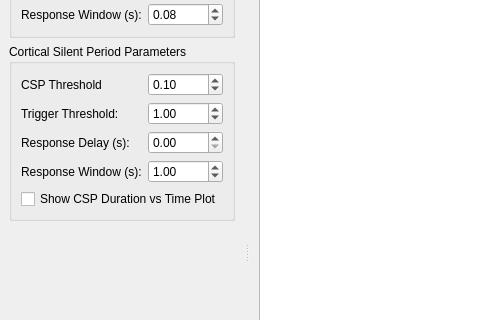
Above: Resources/EMGViewerGUI.ui from chrismullins/MEPViewer before the change; both pictures show x 0 to 480 and y 204 to 524 of the 1062 by 897 pixel window. Below: the same form after it.
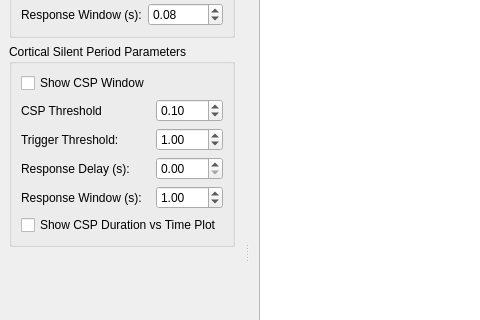
That is the form after the change. Custom widgets are drawn as their Qt base class.

Commit message:
Take the delay into account when calculating the window.
Also allow displaying the window.

What changed in the file:
```diff
--- a/Resources/EMGViewerGUI.ui
+++ b/Resources/EMGViewerGUI.ui
@@ -200,7 +200,14 @@
         <string>Cortical Silent Period Parameters</string>
        </property>
        <layout class="QGridLayout" name="gridLayout_4">
-        <item row="0" column="1">
+        <item row="5" column="0" colspan="2">
+         <widget class="QCheckBox" name="csp_duration_vs_time_checkbox">
+          <property name="text">
+           <string>Show CSP Duration vs Time Plot</string>
+          </property>
+         </widget>
+        </item>
+        <item row="1" column="1">
          <widget class="QDoubleSpinBox" name="csp_csp_threshold_spinbox">
           <property name="singleStep">
            <double>0.010000000000000</double>
@@ -210,31 +217,31 @@
           </property>
          </widget>
         </item>
-        <item row="0" column="0">
+        <item row="3" column="1">
+         <widget class="QDoubleSpinBox" name="csp_response_delay_spinbox">
+          <property name="singleStep">
+           <double>0.100000000000000</double>
+          </property>
+         </widget>
+        </item>
+        <item row="2" column="1">
+         <widget class="QDoubleSpinBox" name="csp_trigger_threshold_spinbox">
+          <property name="singleStep">
+           <double>0.100000000000000</double>
+          </property>
+          <property name="value">
+           <double>1.000000000000000</double>
+          </property>
+         </widget>
+        </item>
+        <item row="1" column="0">
          <widget class="QLabel" name="label_14">
           <property name="text">
            <string>CSP Threshold</string>
           </property>
          </widget>
         </item>
-        <item row="1" column="1">
-         <widget class="QDoubleSpinBox" name="csp_trigger_threshold_spinbox">
-          <property name="singleStep">
-           <double>0.100000000000000</double>
-          </property>
-          <property name="value">
-           <double>1.000000000000000</double>
-          </property>
-         </widget>
-        </item>
-        <item row="2" column="1">
-         <widget class="QDoubleSpinBox" name="csp_response_delay_spinbox">
-          <property name="singleStep">
-           <double>0.100000000000000</double>
-          </property>
-         </widget>
-        </item>
-        <item row="3" column="1">
+        <item row="4" column="1">
          <widget class="QDoubleSpinBox" name="csp_response_window_spinbox">
           <property name="singleStep">
            <double>0.100000000000000</double>
@@ -244,31 +251,31 @@
           </property>
          </widget>
         </item>
-        <item row="1" column="0">
-         <widget class="QLabel" name="label_12">
-          <property name="text">
-           <string>Trigger Threshold:</string>
-          </property>
-         </widget>
-        </item>
-        <item row="2" column="0">
+        <item row="3" column="0">
          <widget class="QLabel" name="label_4">
           <property name="text">
            <string>Response Delay (s):</string>
           </property>
          </widget>
         </item>
-        <item row="3" column="0">
+        <item row="4" column="0">
          <widget class="QLabel" name="label_13">
           <property name="text">
            <string>Response Window (s):</string>
           </property>
          </widget>
         </item>
-        <item row="4" column="0" colspan="2">
-         <widget class="QCheckBox" name="csp_duration_vs_time_checkbox">
+        <item row="2" column="0">
+         <widget class="QLabel" name="label_12">
           <property name="text">
-           <string>Show CSP Duration vs Time Plot</string>
+           <string>Trigger Threshold:</string>
+          </property>
+         </widget>
+        </item>
+        <item row="0" column="0">
+         <widget class="QCheckBox" name="csp_show_csp_window_checkbox">
+          <property name="text">
+           <string>Show CSP Window</string>
           </property>
          </widget>
         </item>
```
The commit also changes 3 other files.
